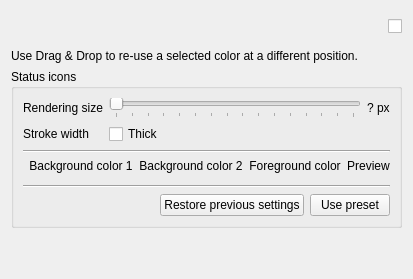
Martchus/syncthingtray, file syncthingwidgets/settings/iconsoptionpage.ui: the form before one commit.
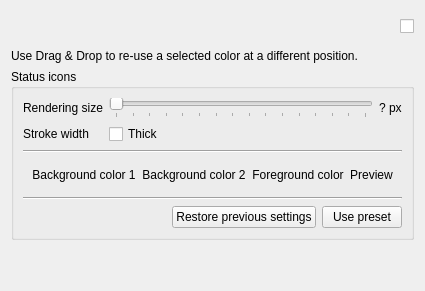
The form after the commit. Icons and pictures are not drawn.

Patch:
```diff
--- a/syncthingwidgets/settings/iconsoptionpage.ui
+++ b/syncthingwidgets/settings/iconsoptionpage.ui
@@ -124,8 +124,9 @@
        </widget>
       </item>
       <item>
+       <widget class="QWidget" name="gridWidget" native="true">
        <layout class="QGridLayout" name="gridLayout">
-        <item row="0" column="1">
+         <item row="0" column="0">
          <widget class="QLabel" name="bgColor1Label">
           <property name="text">
            <string>Background color 1</string>
@@ -135,7 +136,7 @@
           </property>
          </widget>
         </item>
-        <item row="0" column="2">
+         <item row="0" column="1">
          <widget class="QLabel" name="bgColor2Label">
           <property name="text">
            <string>Background color 2</string>
@@ -145,30 +146,28 @@
           </property>
          </widget>
         </item>
-        <item row="0" column="4">
-         <widget class="QLabel" name="previewLabel">
-          <property name="text">
-           <string>Preview</string>
-          </property>
-          <property name="alignment">
-           <set>Qt::AlignCenter</set>
-          </property>
-         </widget>
-        </item>
-        <item row="1" column="0">
-         <widget class="QWidget" name="widget" native="true"/>
-        </item>
-        <item row="0" column="3">
+         <item row="0" column="2">
          <widget class="QLabel" name="foregroundColorLabel">
           <property name="text">
            <string>Foreground color</string>
           </property>
           <property name="alignment">
-           <set>Qt::AlignCenter</set>
+            <set>Qt::AlignmentFlag::AlignCenter</set>
+           </property>
+          </widget>
+         </item>
+         <item row="0" column="3">
+          <widget class="QLabel" name="previewLabel">
+           <property name="text">
+            <string>Preview</string>
+           </property>
+           <property name="alignment">
+            <set>Qt::AlignmentFlag::AlignCenter</set>
           </property>
          </widget>
         </item>
        </layout>
+       </widget>
       </item>
       <item>
        <widget class="Line" name="line2">
```
Left out of the diff: 4 changed lines with no effect on the pictures. Lines whose indentation alone changed are shown as unchanged.
